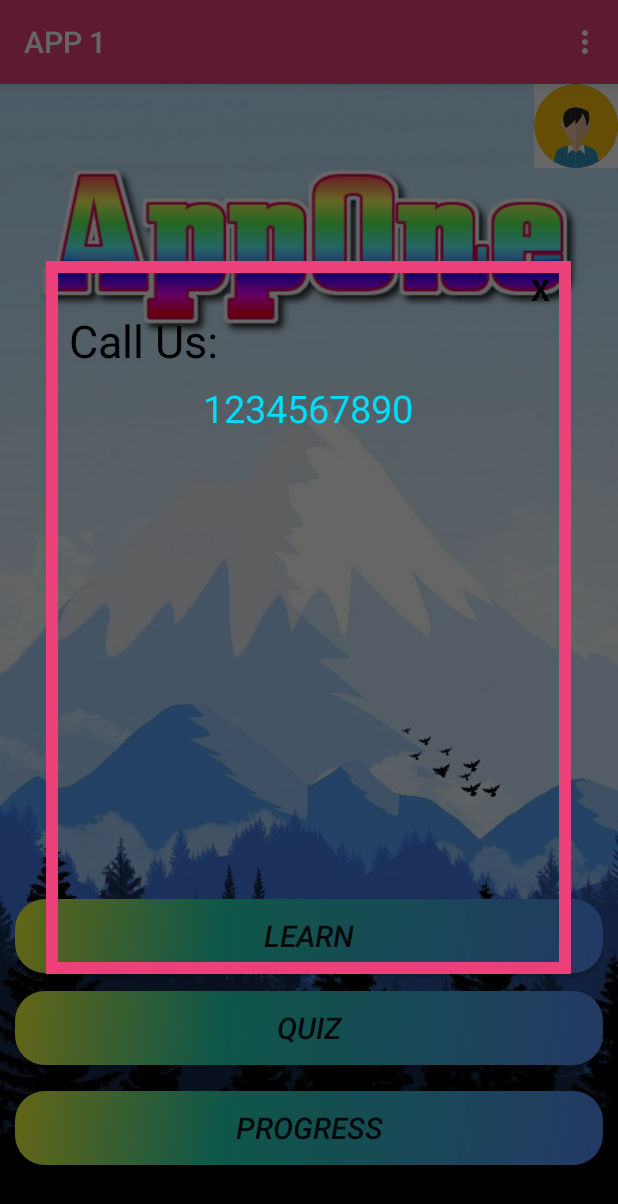
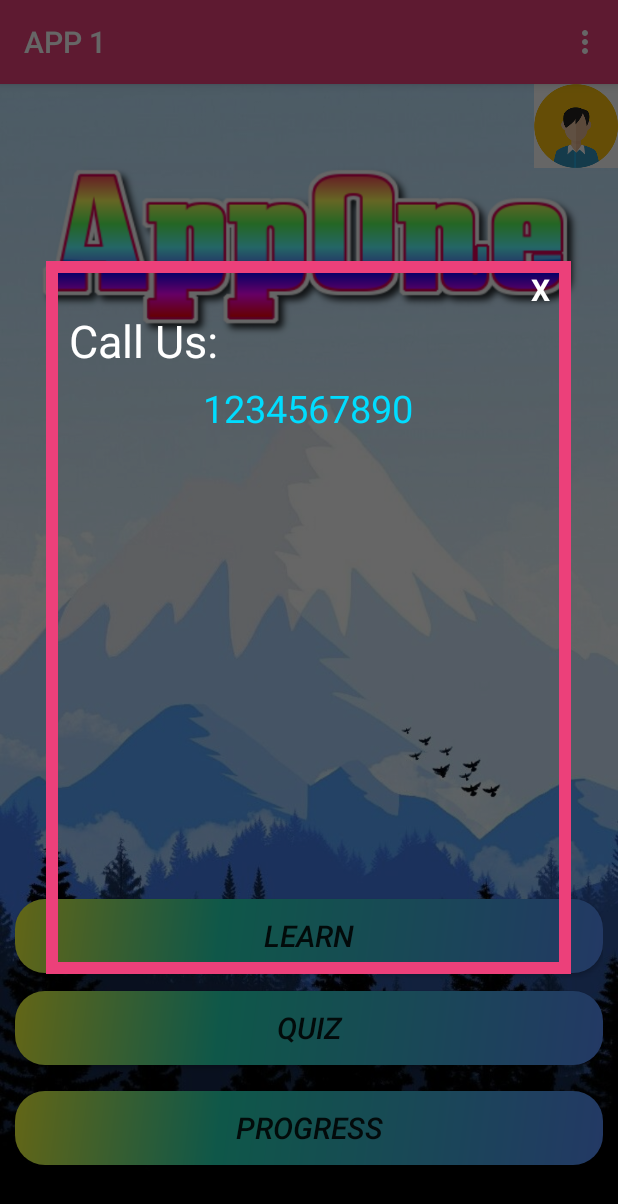
Before and after one commit to Smartboss18/APP1, an Android app: the screen it shows after launch (MainActivity), in the options menu, after a tap on "About Us", on a phone screen of 412 x 824 dp. Shown: the top 1204 px of the screen. Run offline under Robolectric (Android 15) with nearby library versions, the phone set to English and light mode, and no system bars; our stand-ins replace Firebase (no records; nobody signed in at launch, a user with empty details on screens opened directly); libraries missing offline, so code that uses them is left out: android.support.constraint, com.firebase.ui; 2 statements that could not run were skipped.

Commit message:
Added Share Feature

```diff
--- a/app/src/main/java/com/example/shubham/app1/MainActivity.java
+++ b/app/src/main/java/com/example/shubham/app1/MainActivity.java
@@ -19,6 +19,7 @@ import android.view.MenuInflater;
 import android.view.MenuItem;
 import android.view.View;
 import android.widget.Button;
+import android.widget.ShareActionProvider;
 import android.widget.TextView;
 import android.widget.Toast;
 
@@ -50,6 +51,7 @@ public class MainActivity extends AppCompatActivity {
     private FirebaseDatabase mFirebaseDatabase;
     private FirebaseAuth mFirebaseAuth;
     private FirebaseAuth.AuthStateListener mAuthStateListener;
+    private ShareActionProvider mShareActionProvider;
 
     @Override
     protected void onCreate(Bundle savedInstanceState) {
@@ -58,14 +60,12 @@ public class MainActivity extends AppCompatActivity {
         setContentView(R.layout.activity_main);
 
         FirebaseApp.initializeApp(getApplicationContext());
-
         mFirebaseAuth = FirebaseAuth.getInstance();
         mUsername = ANONYMOUS;
-
         mFirebaseDatabase = FirebaseDatabase.getInstance();
 
+
         FragmentManager fm = getSupportFragmentManager();
-
         FragmentTransaction ft = fm.beginTransaction();
         ft.add(R.id.fragment, new HomeFragment());
         ft.commit();
@@ -114,6 +114,9 @@ public class MainActivity extends AppCompatActivity {
                 return true;
             case R.id.about_us:
                 displayDialogueBox();
+                return true;
+            case R.id.share_us:
+                shareUs();
                 return true;
             default:
                 return super.onOptionsItemSelected(item);
@@ -201,6 +204,7 @@ public class MainActivity extends AppCompatActivity {
                 mydialog.dismiss();
             }
         });
+
         phoneNumber.setOnClickListener(new View.OnClickListener() {
             @Override
             public void onClick(View v) {
@@ -212,6 +216,15 @@ public class MainActivity extends AppCompatActivity {
         mydialog.show();
     }
 
+    public void shareUs(){
+        Intent sharingIntent = new Intent(android.content.Intent.ACTION_SEND);
+        sharingIntent.setType("text/plain");
+        String shareBody = "Here is the share content body";
+        sharingIntent.putExtra(android.content.Intent.EXTRA_SUBJECT, "Subject Here");
+        sharingIntent.putExtra(android.content.Intent.EXTRA_TEXT, shareBody);
+        startActivity(Intent.createChooser(sharingIntent, "Share via"));
+    }
+
     private void dialContactPhone(final String phoneNumber) {
         startActivity(new Intent(Intent.ACTION_DIAL, Uri.fromParts("tel", phoneNumber, null)));
     }
--- a/app/src/main/res/layout/dialogue_box.xml
+++ b/app/src/main/res/layout/dialogue_box.xml
@@ -15,7 +15,7 @@
         android:layout_gravity="end"
         android:gravity="center"
         android:text="X"
-        android:textColor="@android:color/black"
+        android:textColor="@color/common_google_signin_btn_text_dark_default"
         android:textSize="20sp"
         android:textStyle="bold" />
 
@@ -25,7 +25,7 @@
         android:layout_height="wrap_content"
         android:paddingLeft="10dp"
         android:text="Call Us:"
-        android:textColor="@android:color/black"
+        android:textColor="#ffffff"
         android:textSize="30sp" />
 
     <TextView
--- a/app/src/main/res/menu/main_menu.xml
+++ b/app/src/main/res/menu/main_menu.xml
@@ -7,6 +7,10 @@
         android:title="About Us"
         app:showAsAction="never"/>
     <item
+        android:id="@+id/share_us"
+        android:title="Share Us"
+        app:showAsAction="never"/>
+    <item
         android:id="@+id/sign_out_menu"
         android:title="Sign Out"
         app:showAsAction="never"/>
```
